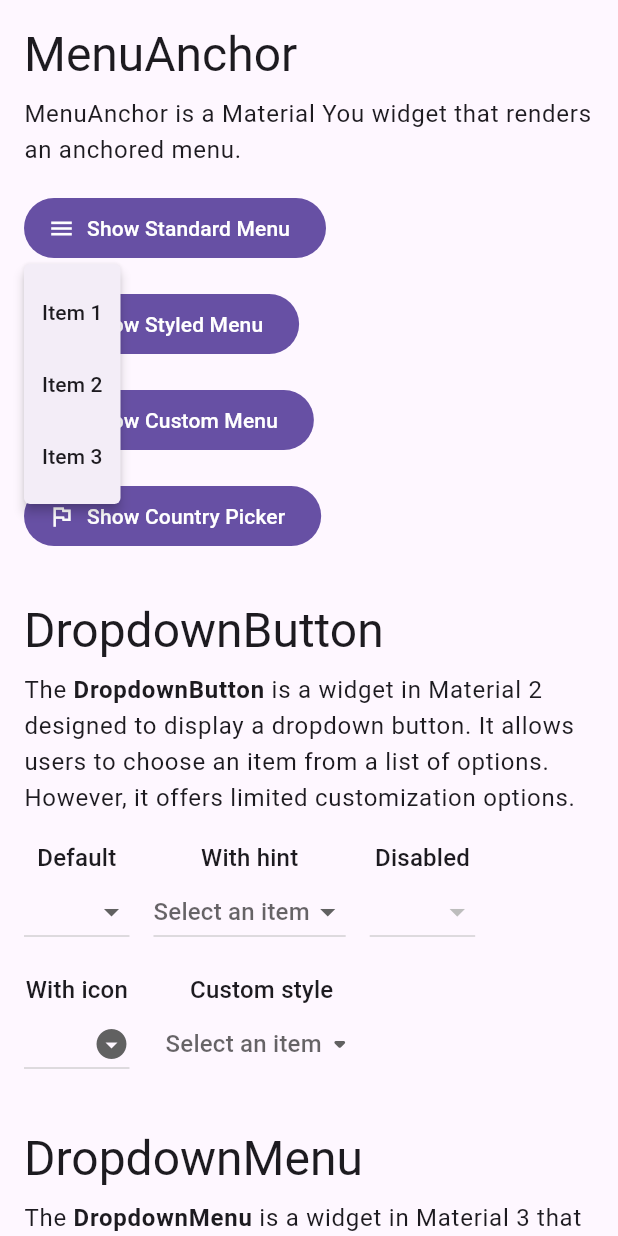
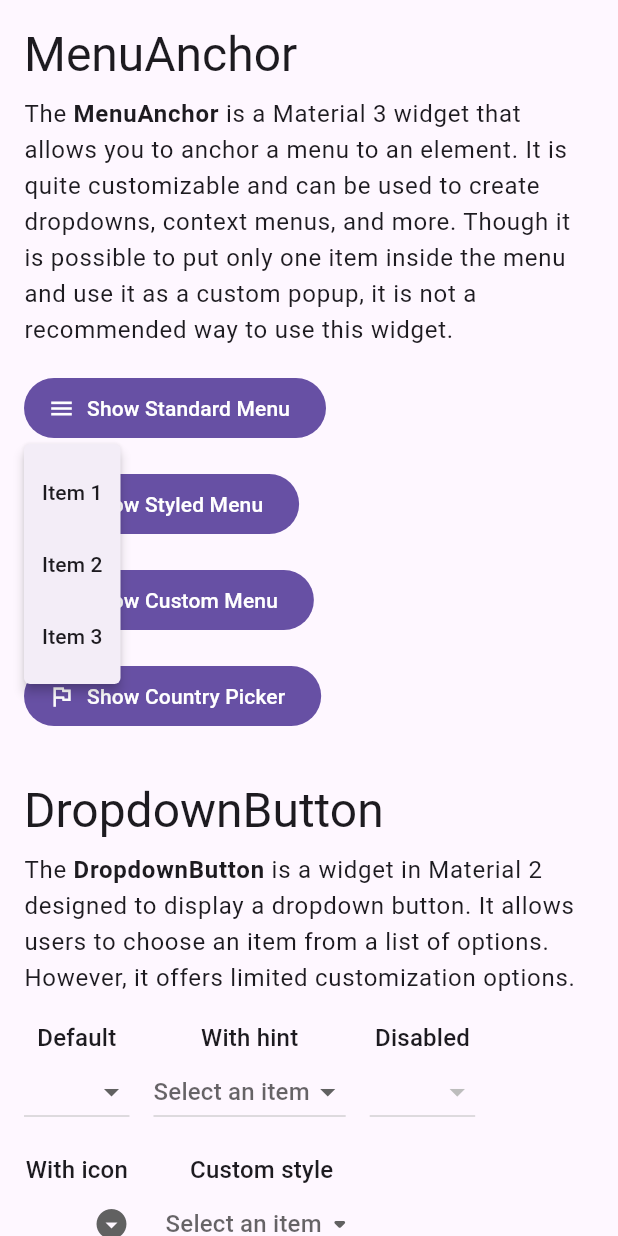
Before and after one commit to hawkkiller/popup_playground, a Flutter app: the screen it shows after launch, after a tap on "Show Standard Menu", on a phone screen of 412 x 824 dp. Run offline on Flutter 3.47's test engine with Material 3 defaults, Android fonts, the phone set to English and light mode, and no system bars.

Commit message:
Updated menu

```diff
--- /dev/null
+++ b/lib/custom.dart
@@ -0,0 +1,22 @@
+import 'package:flutter/material.dart';
+
+class CustomPopupsShowcase extends StatefulWidget {
+  const CustomPopupsShowcase({super.key});
+
+  @override
+  State<CustomPopupsShowcase> createState() => _CustomPopupsShowcaseState();
+}
+
+class _CustomPopupsShowcaseState extends State<CustomPopupsShowcase> {
+  @override
+  Widget build(BuildContext context) {
+    final textTheme = Theme.of(context).textTheme;
+
+    return SliverList.list(
+      children: [
+        Text('Custom Popups', style: textTheme.headlineLarge),
+        const SizedBox(height: 8),
+      ],
+    );
+  }
+}
--- a/lib/dropdown_menu.dart
+++ b/lib/dropdown_menu.dart
@@ -1,5 +1,6 @@
+import 'dart:math';
+
 import 'package:flutter/material.dart';
-import 'package:intl/intl.dart';
 import 'package:popup_playground/countries.dart';
 import 'package:popup_playground/widgets.dart';
 
@@ -26,10 +27,19 @@ class _DropdownMenuShowcaseState extends State<DropdownMenuShowcase> {
     ),
   ];
 
+  final _countryEntries = countryList
+      .map(
+        (e) => DropdownMenuEntry(value: e, label: e.name),
+      )
+      .toList();
+
   @override
   Widget build(BuildContext context) {
     final textTheme = Theme.of(context).textTheme;
 
+    return SliverLayoutBuilder(
+      builder: (context, constraints) {
+        final availableWidth = constraints.crossAxisExtent;
         return SliverList.list(
           children: [
             Text('DropdownMenu', style: textTheme.headlineLarge),
@@ -79,7 +89,7 @@ class _DropdownMenuShowcaseState extends State<DropdownMenuShowcase> {
                     dropdownMenuEntries: _entries,
                     hintText: 'Select an item',
                     helperText: 'This is a helper text',
-                width: 180,
+                    width: min(availableWidth, 180),
                   ),
                 ),
                 WidgetWithTitle(
@@ -92,7 +102,7 @@ class _DropdownMenuShowcaseState extends State<DropdownMenuShowcase> {
                     ),
                     hintText: 'Select an item',
                     helperText: 'This is a helper text',
-                width: 200,
+                    width: min(availableWidth, 180),
                     initialSelection: _entries[1].value,
                     label: const Text('Label'),
                     inputDecorationTheme: const InputDecorationTheme(filled: true),
@@ -118,9 +128,21 @@ class _DropdownMenuShowcaseState extends State<DropdownMenuShowcase> {
                     width: 180,
                   ),
                 ),
+                WidgetWithTitle(
+                  title: 'Country Picker',
+                  child: DropdownMenu(
+                    leadingIcon: const Icon(Icons.flag_rounded),
+                    dropdownMenuEntries: _countryEntries,
+                    hintText: 'Select a country',
+                    width: min(availableWidth, 250),
+                    menuHeight: 300,
+                  ),
+                ),
               ],
             ),
           ],
         );
       }
+    );
   }
+}
--- a/lib/main.dart
+++ b/lib/main.dart
@@ -1,6 +1,7 @@
 import 'dart:math';
 
 import 'package:flutter/material.dart';
+import 'package:popup_playground/custom.dart';
 import 'package:popup_playground/dropdown_button.dart';
 import 'package:popup_playground/dropdown_menu.dart';
 import 'package:popup_playground/menu_anchor.dart';
@@ -48,6 +49,10 @@ class _BodyState extends State<_Body> {
                 padding: EdgeInsets.only(top: 32),
               ),
               DropdownMenuShowcase(),
+              SliverPadding(
+                padding: EdgeInsets.only(top: 32),
+              ),
+              CustomPopupsShowcase(),
             ],
           ),
         ),
--- a/lib/menu_anchor.dart
+++ b/lib/menu_anchor.dart
@@ -1,6 +1,5 @@
 import 'dart:math';
 
-import 'package:flutter/cupertino.dart';
 import 'package:flutter/material.dart';
 import 'package:popup_playground/countries.dart';
 
@@ -34,8 +33,28 @@ class _MenuAnchorShowcaseState extends State<MenuAnchorShowcase> {
       children: [
         Text('MenuAnchor', style: textTheme.headlineLarge),
         const SizedBox(height: 8),
-        Text(
-          'MenuAnchor is a Material You widget that renders an anchored menu.',
+        Text.rich(
+          TextSpan(
+            text: 'The ',
+            style: textTheme.bodyLarge,
+            children: [
+              TextSpan(
+                text: 'MenuAnchor',
+                style: textTheme.bodyLarge!.copyWith(fontWeight: FontWeight.bold),
+              ),
+              const TextSpan(
+                text: ' is a Material 3 widget that allows you to anchor a menu to an element. ',
+              ),
+              const TextSpan(
+                text: 'It is quite customizable and can be used '
+                    'to create dropdowns, context menus, and more. ',
+              ),
+              const TextSpan(
+                text: 'Though it is possible to put only one item inside the menu and use it '
+                    'as a custom popup, it is not a recommended way to use this widget.',
+              ),
+            ],
+          ),
           style: textTheme.bodyLarge,
         ),
         const SizedBox(height: 16),
```
Lines whose indentation alone changed are shown as unchanged.
